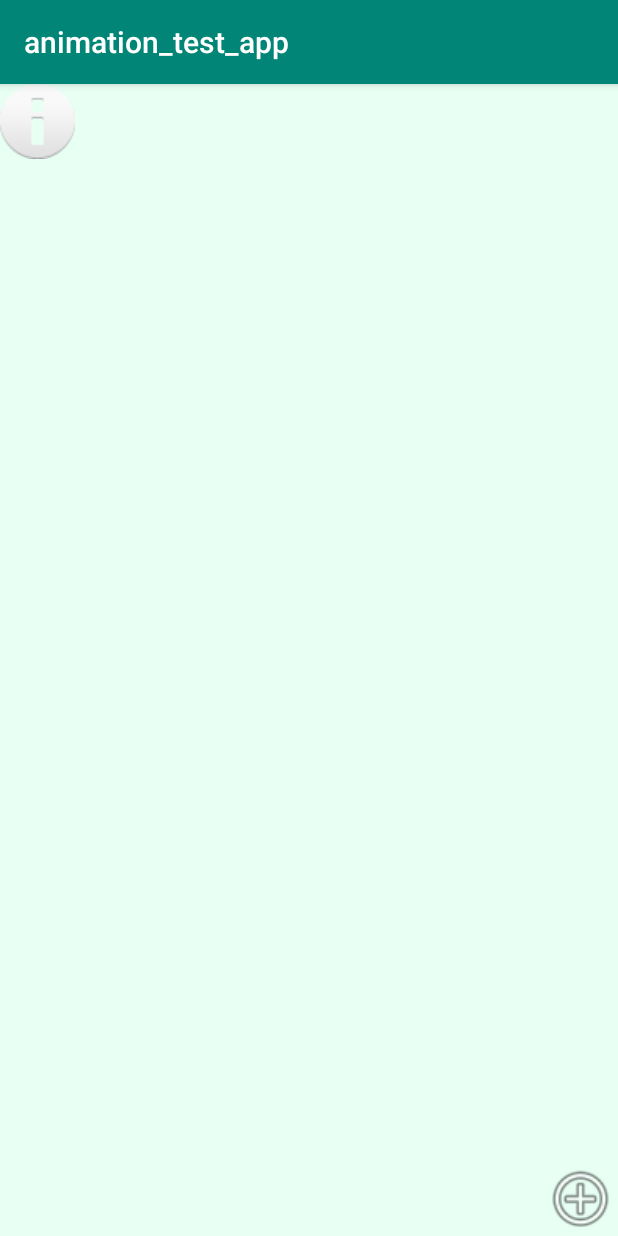
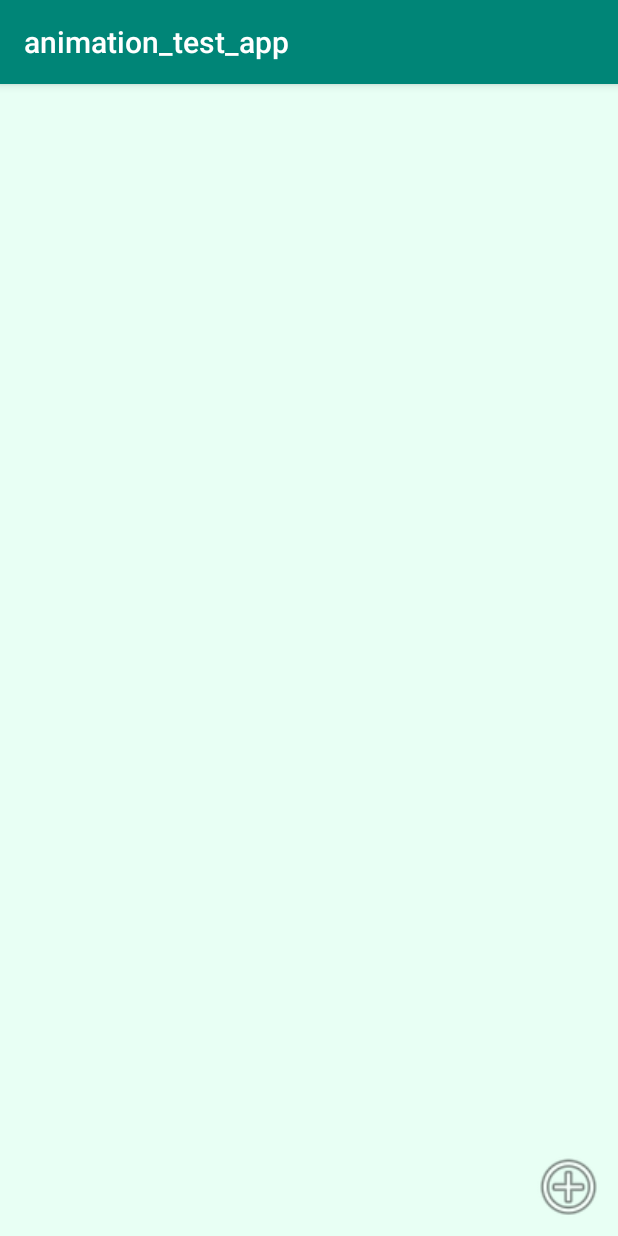
Before and after one commit to pikohan-suzuki/app_android, an Android app: the screen it shows after launch (MainActivity), on a phone screen of 412 x 824 dp. Run offline under Robolectric (Android 15) with nearby library versions, the phone set to English and light mode, and no system bars.

Commit message:
remove_testTextView

```diff
--- a/animation_test_app/app/src/main/java/com/example/a81809/animation_test_app/MainActivity.kt
+++ b/animation_test_app/app/src/main/java/com/example/a81809/animation_test_app/MainActivity.kt
@@ -26,7 +26,6 @@
         buttons[3] = findViewById(R.id.button4)
         buttons[4] = findViewById(R.id.button5)
         val menuLayout: FrameLayout = findViewById(R.id.menuLayout)
-        val textView: TextView = findViewById(R.id.test_textView)
         val testButton: Button = findViewById(R.id.test_Button)
 
 
--- a/animation_test_app/app/src/main/res/layout/activity_main.xml
+++ b/animation_test_app/app/src/main/res/layout/activity_main.xml
@@ -1,17 +1,12 @@
 <?xml version="1.0" encoding="utf-8"?>
-<FrameLayout xmlns:android="http://schemas.android.com/apk/res/android"
+<android.support.constraint.ConstraintLayout
+        xmlns:android="http://schemas.android.com/apk/res/android"
              xmlns:app="http://schemas.android.com/apk/res-auto"
              xmlns:tools="http://schemas.android.com/tools"
              android:layout_width="match_parent"
              android:layout_height="match_parent"
              android:background="#e8fff4"
              tools:context=".MainActivity">
-
-    <TextView
-            android:id="@+id/test_textView"
-            android:layout_width="50sp"
-            android:layout_height="50sp"
-            android:background="@android:drawable/ic_dialog_info" />
 
     <FrameLayout
             android:id="@+id/menuLayout"
@@ -66,6 +61,16 @@
             android:layout_width="50sp"
             android:layout_height="50sp"
             android:background="@android:drawable/ic_menu_add"
-            android:layout_gravity="bottom|end" />
+            android:layout_gravity="bottom|end"
+            app:layout_constraintEnd_toEndOf="parent" android:layout_marginEnd="8dp" android:layout_marginBottom="8dp"
+            app:layout_constraintBottom_toBottomOf="parent"/>
+    <ListView
+            android:layout_width="0dp"
+            android:layout_height="0dp" android:layout_marginBottom="8dp"
+            app:layout_constraintBottom_toBottomOf="parent" android:layout_marginTop="8dp"
+            app:layout_constraintTop_toTopOf="parent" app:layout_constraintStart_toStartOf="parent"
+            android:layout_marginStart="8dp" app:layout_constraintEnd_toEndOf="parent" android:layout_marginEnd="8dp"
+            android:id="@+id/receiver_listView" tools:listitem="@layout/receiver_list_row"
+            app:layout_constraintHorizontal_bias="0.0" app:layout_constraintVertical_bias="0.0"/>
 
-</FrameLayout>
+</android.support.constraint.ConstraintLayout>
```
